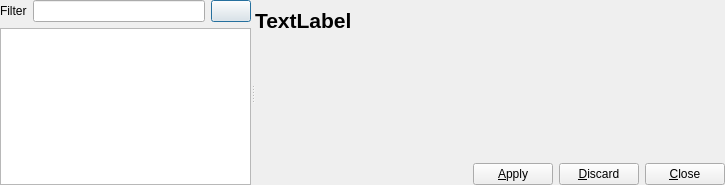
The window that src/prymatex/gui/config/ui_files/settings.ui (prymatex/prymatex) describes before a commit, drawn with Qt 5.
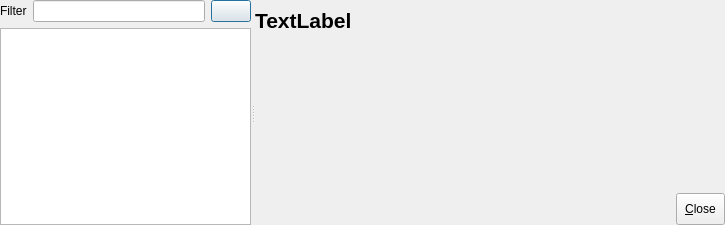
The same window after the commit. Icons and pictures are not drawn. Custom widgets are drawn as their Qt base class.

Diff of the .ui file:
```diff
--- a/src/prymatex/gui/config/ui_files/settings.ui
+++ b/src/prymatex/gui/config/ui_files/settings.ui
@@ -7,7 +7,7 @@
     <x>0</x>
     <y>0</y>
     <width>725</width>
-    <height>185</height>
+    <height>225</height>
    </rect>
   </property>
   <property name="sizePolicy">
@@ -128,22 +128,13 @@
            </property>
           </spacer>
          </item>
-         <item>
-          <widget class="QPushButton" name="pushApply">
-           <property name="text">
-            <string>&amp;Apply</string>
-           </property>
-          </widget>
-         </item>
-         <item>
-          <widget class="QPushButton" name="pushDiscard">
-           <property name="text">
-            <string>&amp;Discard</string>
-           </property>
-          </widget>
-         </item>
          <item>
           <widget class="QPushButton" name="pushClose">
+           <property name="styleSheet">
+            <string notr="true">QPushButton {
+padding: 8%;
+}</string>
+           </property>
            <property name="text">
             <string>&amp;Close</string>
            </property>
```
Left out of the diff: 4 changed lines with no effect on the pictures.
